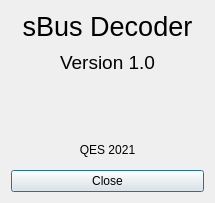
First picture: the form in Software/SBusDecoderClient/aboutdialog.ui, repository bemcgarvey/SBus-Decoder, before the edit.
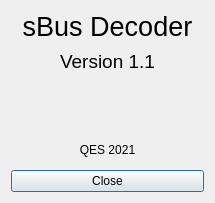
Second picture: the form after the edit. Icons and pictures are not drawn.

What changed in the file:
```diff
--- a/Software/SBusDecoderClient/aboutdialog.ui
+++ b/Software/SBusDecoderClient/aboutdialog.ui
@@ -40,7 +40,7 @@
       </font>
      </property>
      <property name="text">
-      <string>Version 1.0</string>
+      <string>&lt;html&gt;&lt;head/&gt;&lt;body&gt;&lt;p&gt;Version 1.1&lt;/p&gt;&lt;/body&gt;&lt;/html&gt;</string>
      </property>
      <property name="alignment">
       <set>Qt::AlignCenter</set>
```
